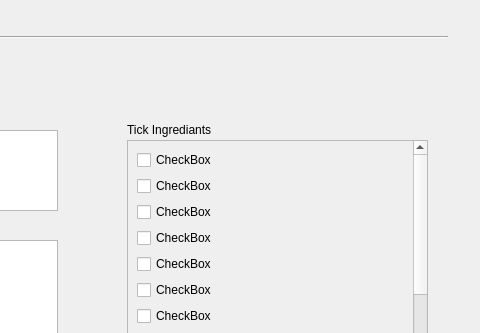
Old version of the form CS4076Project/addrecipewindow.ui in the repository CaoimheCahill/CS4076Project; both pictures show x 493 to 973 and y 0 to 333 of the 973 by 582 pixel window.
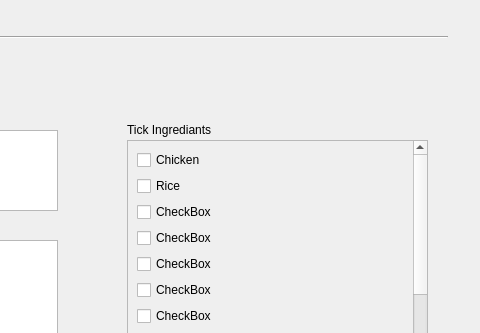
New version of the form.

Diff of the .ui file:
```diff
--- a/CS4076Project/addrecipewindow.ui
+++ b/CS4076Project/addrecipewindow.ui
@@ -48,14 +48,14 @@
      <item>
       <widget class="QCheckBox" name="checkBox">
        <property name="text">
-        <string>CheckBox</string>
+        <string>Chicken</string>
        </property>
       </widget>
      </item>
      <item>
       <widget class="QCheckBox" name="checkBox_2">
        <property name="text">
-        <string>CheckBox</string>
+        <string>Rice</string>
        </property>
       </widget>
      </item>
```
